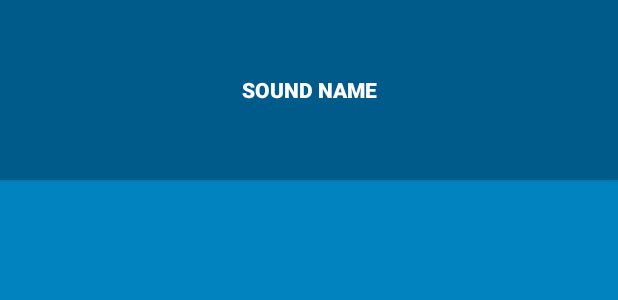
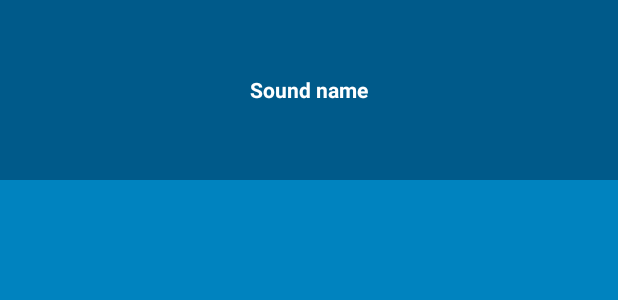
Before and after one commit to liyu-wang/BeatBox, an Android app: the layout list_item_sound.xml on its own in the app's theme, with its tools: preview values and no code run, on a phone screen of 412 x 824 dp. Shown: the top 300 px of the screen. Run offline under Robolectric (Android 15) with nearby library versions, the phone set to English and light mode, and no system bars.

Commit message:
override android:buttonStyle

```diff
--- a/app/src/main/res/layout/list_item_sound.xml
+++ b/app/src/main/res/layout/list_item_sound.xml
@@ -1,7 +1,6 @@
 <?xml version="1.0" encoding="utf-8"?>
 <Button xmlns:android="http://schemas.android.com/apk/res/android"
         xmlns:tools="http://schemas.android.com/tools"
-        style="@style/BeatBoxButton.Strong"
         android:id="@+id/list_item_sound_button"
         android:layout_width="match_parent"
         android:layout_height="120dp"
--- a/app/src/main/res/values/colors.xml
+++ b/app/src/main/res/values/colors.xml
@@ -9,4 +9,6 @@
     <color name="gray">#607D8B</color>
     <color name="soothing_blue">#0083BF</color>
     <color name="dark_blue">#005A8A</color>
+
+    <color name="white">#FFFFFF</color>
 </resources>
--- a/app/src/main/res/values/styles.xml
+++ b/app/src/main/res/values/styles.xml
@@ -8,13 +8,12 @@
         <item name="colorAccent">@color/gray</item>
 
         <item name="android:colorBackground">@color/soothing_blue</item>
+        <item name="android:buttonStyle">@style/BeatBoxButton</item>
     </style>
 
-    <style name="BeatBoxButton">
+    <style name="BeatBoxButton" parent="android:style/Widget.Button">
         <item name="android:background">@color/dark_blue</item>
-    </style>
-
-    <style name="BeatBoxButton.Strong">
+        <item name="android:textColor">@color/white</item>
         <item name="android:textStyle">bold</item>
     </style>
 
```
